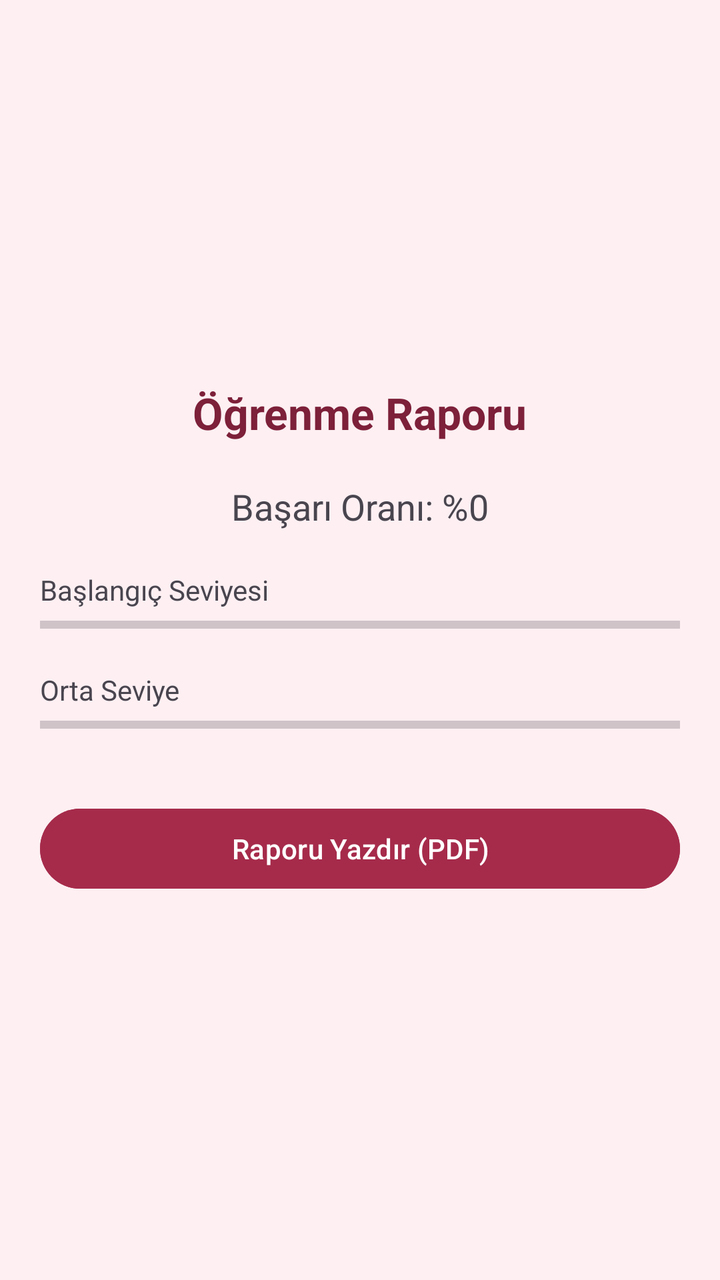
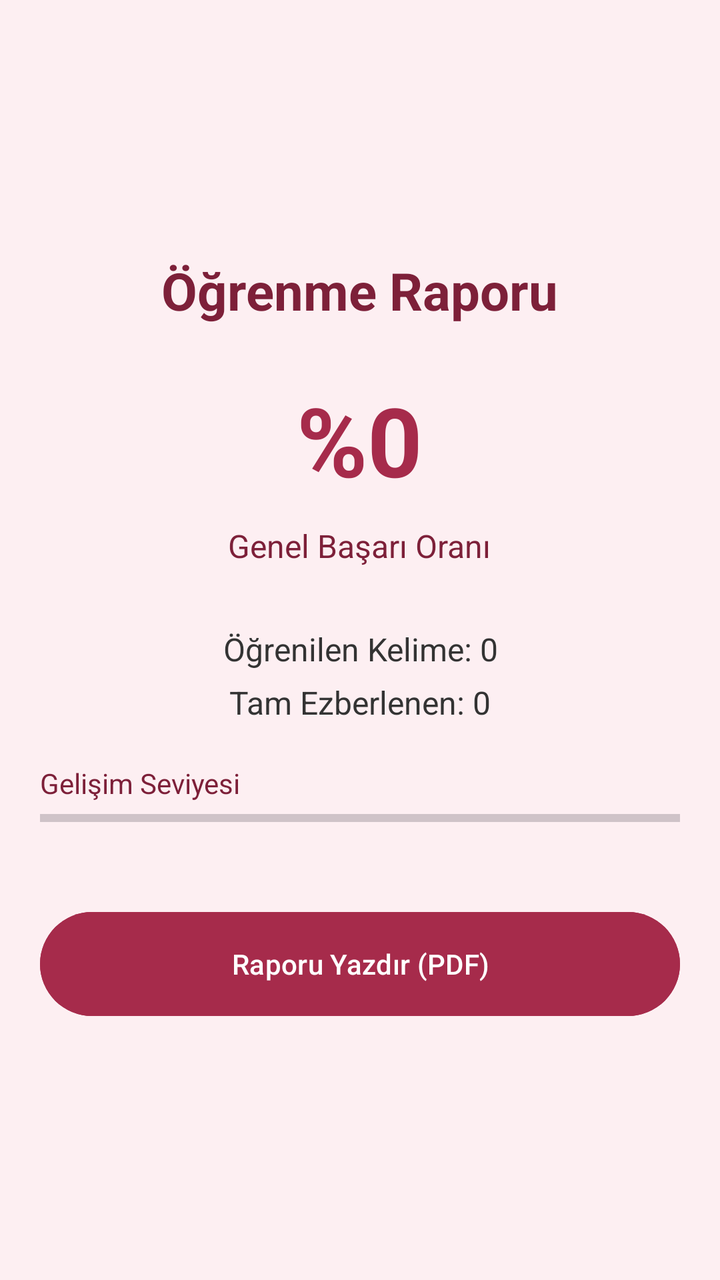

Two renders of the same Android screen: before a commit and after it. Below are the layout's source before the change and the commit's diff.
<!-- AndroidManifest.xml: application theme Theme.Clarus -->
<!-- res/layout/activity_report.xml -->
<?xml version="1.0" encoding="utf-8"?>
<LinearLayout xmlns:android="http://schemas.android.com/apk/res/android"
    android:id="@+id/reportLayout"
    android:layout_width="match_parent"
    android:layout_height="match_parent"
    android:orientation="vertical"
    android:gravity="center"
    android:padding="20dp"
    android:background="#FDEFF2">

    <TextView
        android:layout_width="wrap_content"
        android:layout_height="wrap_content"
        android:text="Öğrenme Raporu"
        android:textSize="22sp"
        android:textStyle="bold"
        android:layout_marginBottom="20dp"
        android:textColor="#7D2039" />

    
    <TextView
        android:id="@+id/tvBasariOrani"
        android:layout_width="wrap_content"
        android:layout_height="wrap_content"
        android:text="Başarı Oranı: %0"
        android:textSize="18sp"
        android:layout_marginBottom="20dp" />

    
    <TextView
        android:layout_width="match_parent"
        android:layout_height="wrap_content"
        android:text="Başlangıç Seviyesi"
        android:textSize="14sp" />

    <ProgressBar
        android:id="@+id/pbBaslangic"
        style="?android:attr/progressBarStyleHorizontal"
        android:layout_width="match_parent"
        android:layout_height="wrap_content"
        android:layout_marginBottom="15dp"
        android:max="100" />

    
    <TextView
        android:layout_width="match_parent"
        android:layout_height="wrap_content"
        android:text="Orta Seviye"
        android:textSize="14sp" />

    <ProgressBar
        android:id="@+id/pbOrta"
        style="?android:attr/progressBarStyleHorizontal"
        android:layout_width="match_parent"
        android:layout_height="wrap_content"
        android:layout_marginBottom="30dp"
        android:max="100" />

    
    <Button
        android:id="@+id/btnYazdir"
        android:layout_width="match_parent"
        android:layout_height="wrap_content"
        android:text="Raporu Yazdır (PDF)"
        android:backgroundTint="#A62B4B"
        android:textColor="#FFFFFF" />

</LinearLayout>
<!-- resources referenced by this layout -->
<resources>
  <style name="Theme.Clarus" parent="Base.Theme.Clarus" />
  <style name="Base.Theme.Clarus" parent="Theme.Material3.DayNight.NoActionBar">
          <item name="colorPrimary">@color/visne_detay</item>
          <item name="android:statusBarColor">@color/arka_plan_pudra</item>
      </style>
  <color name="visne_detay">#A62B4B</color>
  <color name="arka_plan_pudra">#FDEFF2</color>
</resources>

<!-- the commit's change to res/layout/activity_report.xml (unified diff, before → after) -->
@@ -12,9 +12,9 @@
         android:layout_width="wrap_content"
         android:layout_height="wrap_content"
         android:text="Öğrenme Raporu"
-        android:textSize="22sp"
+        android:textSize="26sp"
         android:textStyle="bold"
-        android:layout_marginBottom="20dp"
+        android:layout_marginBottom="25dp"
         android:textColor="#7D2039" />
 
     
@@ -22,16 +22,48 @@
         android:id="@+id/tvBasariOrani"
         android:layout_width="wrap_content"
         android:layout_height="wrap_content"
-        android:text="Başarı Oranı: %0"
-        android:textSize="18sp"
-        android:layout_marginBottom="20dp" />
+        android:text="%0"
+        android:textSize="48sp"
+        android:textStyle="bold"
+        android:textColor="#A62B4B"
+        android:layout_marginBottom="10dp" />
+
+    <TextView
+        android:layout_width="wrap_content"
+        android:layout_height="wrap_content"
+        android:text="Genel Başarı Oranı"
+        android:textSize="16sp"
+        android:layout_marginBottom="30dp"
+        android:textColor="#7D2039" />
+
+    
+    <TextView
+        android:id="@+id/tvOgrenilenSayi"
+        android:layout_width="match_parent"
+        android:layout_height="wrap_content"
+        android:text="Öğrenilen Kelime: 0"
+        android:textSize="16sp"
+        android:gravity="center"
+        android:layout_marginBottom="5dp"
+        android:textColor="#333333" />
+
+    <TextView
+        android:id="@+id/tvUstaSayi"
+        android:layout_width="match_parent"
+        android:layout_height="wrap_content"
+        android:text="Tam Ezberlenen: 0"
+        android:textSize="16sp"
+        android:gravity="center"
+        android:layout_marginBottom="20dp"
+        android:textColor="#333333" />
 
     
     <TextView
         android:layout_width="match_parent"
         android:layout_height="wrap_content"
-        android:text="Başlangıç Seviyesi"
-        android:textSize="14sp" />
+        android:text="Gelişim Seviyesi"
+        android:textSize="14sp"
+        android:textColor="#7D2039" />
 
     <ProgressBar
         android:id="@+id/pbBaslangic"
@@ -39,28 +71,15 @@
         android:layout_width="match_parent"
         android:layout_height="wrap_content"
         android:layout_marginBottom="15dp"
-        android:max="100" />
-
-    
-    <TextView
-        android:layout_width="match_parent"
-        android:layout_height="wrap_content"
-        android:text="Orta Seviye"
-        android:textSize="14sp" />
-
-    <ProgressBar
-        android:id="@+id/pbOrta"
-        style="?android:attr/progressBarStyleHorizontal"
-        android:layout_width="match_parent"
-        android:layout_height="wrap_content"
-        android:layout_marginBottom="30dp"
+        android:progressTint="#A62B4B"
         android:max="100" />
 
     
     <Button
         android:id="@+id/btnYazdir"
         android:layout_width="match_parent"
-        android:layout_height="wrap_content"
+        android:layout_height="60dp"
+        android:layout_marginTop="20dp"
         android:text="Raporu Yazdır (PDF)"
         android:backgroundTint="#A62B4B"
         android:textColor="#FFFFFF" />
